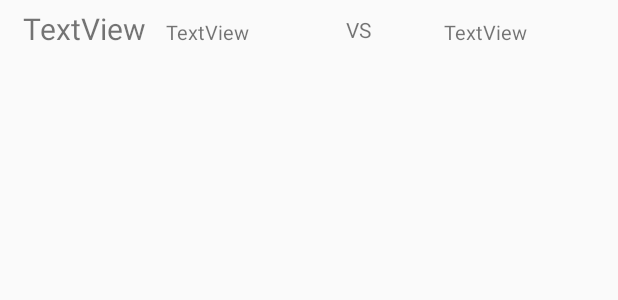
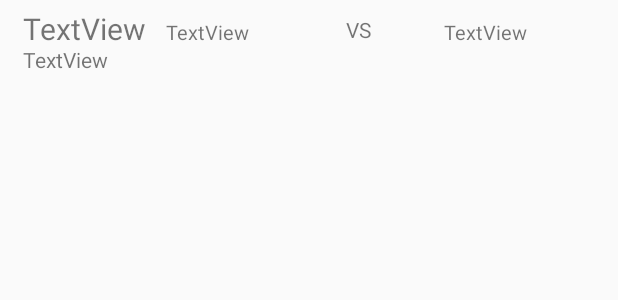
Before and after one commit to tajbe99/HLTV.ORG, an Android app: the layout customlistviewofmatches.xml on its own in the app's theme, with its tools: preview values and no code run, on a phone screen of 412 x 824 dp. Shown: the top 300 px of the screen. Run offline under Robolectric (Android 15) with nearby library versions, the phone set to English and light mode, and no system bars.

```diff
--- a/app/src/main/res/layout/customlistviewofmatches.xml
+++ b/app/src/main/res/layout/customlistviewofmatches.xml
@@ -56,4 +56,12 @@
         android:layout_toEndOf="@+id/Team1Name"
         android:layout_toRightOf="@+id/Team2Name"
         android:text="VS" />
+
+    <TextView
+        android:id="@+id/EventName"
+        android:layout_width="wrap_content"
+        android:layout_height="wrap_content"
+        android:layout_marginTop="30dp"
+        android:layout_marginLeft="15dp"
+        android:text="TextView" />
 </RelativeLayout>
--- a/app/src/main/res/layout/matchestab.xml
+++ b/app/src/main/res/layout/matchestab.xml
@@ -13,7 +13,7 @@
         android:layout_alignParentLeft="true"
         android:layout_alignParentStart="true"
         android:layout_marginLeft="10dp"
-        android:layout_marginTop="10dp"
+        android:layout_marginTop="0dp"
         android:layout_marginRight="10dp"
         >
 
```
Also changed, not shown: app/src/main/java/com/example/tajbe/hltvorg/MatchListAdapter.java (+10 -8 lines), app/src/main/java/com/example/tajbe/hltvorg/MatchesTab.java (+9 -5 lines).
